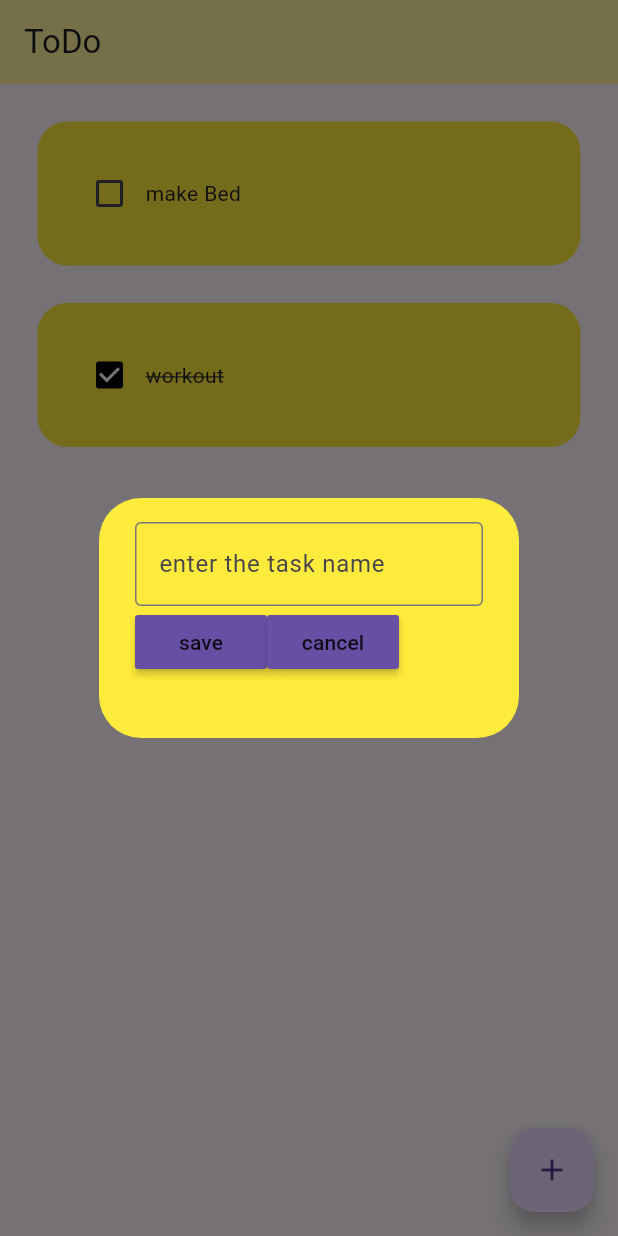
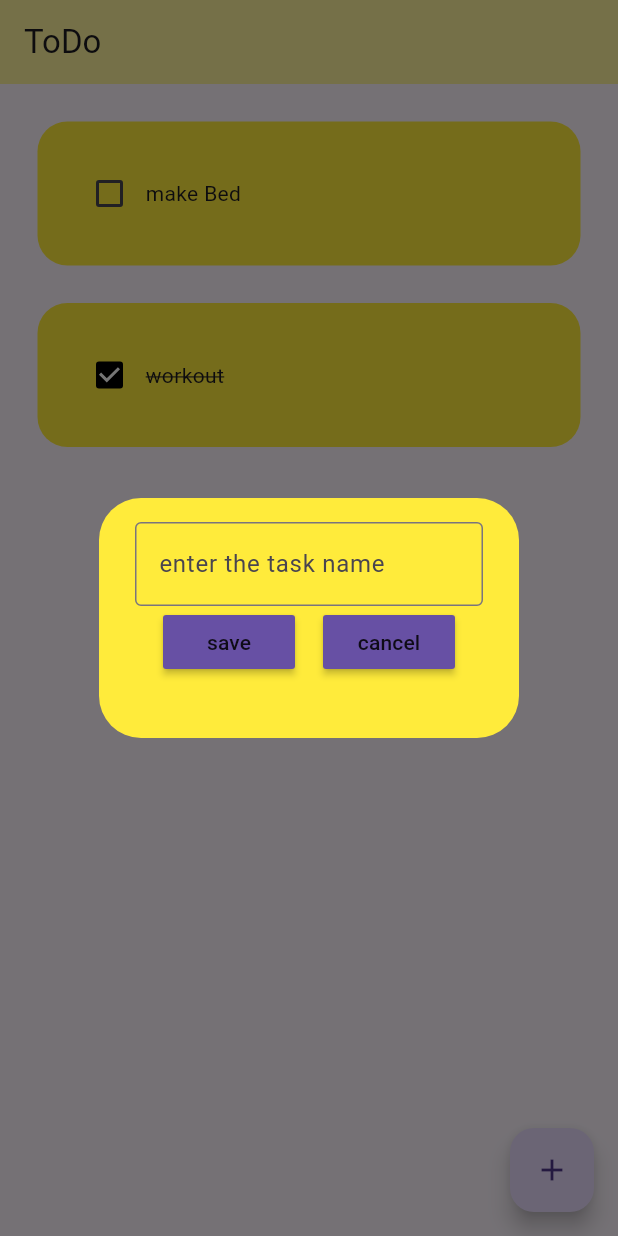
Before and after one commit to s1mpleNova/todoapp, a Flutter app: the screen it shows after launch, after a tap on the "add" icon, on a phone screen of 412 x 824 dp. Run offline on Flutter 3.47's test engine with Material 3 defaults, Android fonts, the phone set to English and light mode, and no system bars.

```diff
--- a/lib/pages/homepage.dart
+++ b/lib/pages/homepage.dart
@@ -10,6 +10,8 @@ class Homepage extends StatefulWidget {
 }
 
 class _HomepageState extends State<Homepage> {
+  //text control
+  final _controller = TextEditingController();
   List todoList = [
     ["make Bed", false],
     ["workout", true]
@@ -20,11 +22,22 @@ class _HomepageState extends State<Homepage> {
     });
   }
 
+  void saveTask() {
+    setState(() {
+      todoList.add([_controller.text, false]);
+      Navigator.of(context).pop();
+    });
+  }
+
   void createNewTask() {
     showDialog(
       context: context,
       builder: (context) {
-        return DialogBox();
+        return DialogBox(
+          controller: _controller,
+          onSave: saveTask,
+          onCancel: () => Navigator.of(context).pop(),
+        );
       },
     );
   }
--- a/lib/util/dialog_box.dart
+++ b/lib/util/dialog_box.dart
@@ -4,7 +4,15 @@ import 'package:flutter/material.dart';
 import 'package:todoapp/util/my_button.dart';
 
 class DialogBox extends StatelessWidget {
-  const DialogBox({super.key});
+  final controller;
+
+  VoidCallback onSave;
+  VoidCallback onCancel;
+  DialogBox(
+      {super.key,
+      required this.controller,
+      required this.onCancel,
+      required this.onSave});
 
   @override
   Widget build(BuildContext context) {
@@ -15,17 +23,19 @@ class DialogBox extends StatelessWidget {
         child: Column(
           children: [
             TextField(
+              controller: controller,
               decoration: InputDecoration(
                   border: OutlineInputBorder(),
                   hintText: "enter the task name"),
             ),
             Row(
+              mainAxisAlignment: MainAxisAlignment.spaceEvenly,
               children: [
-                MyButton(onPressed: () {}, text: "save"),
+                MyButton(onPressed: onSave, text: "save"),
                 //save button
 
                 //cancel button
-                MyButton(onPressed: () {}, text: "cancel")
+                MyButton(onPressed: onCancel, text: "cancel")
               ],
             )
 
```
